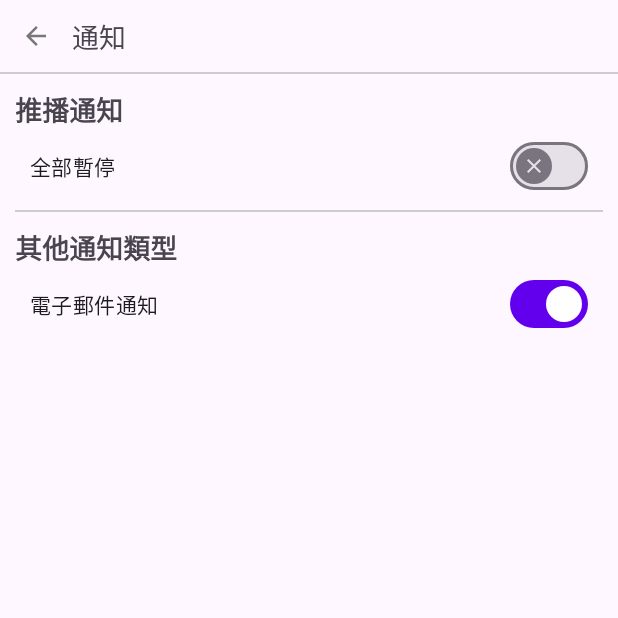
After one commit to Quuanna/MDCSubject, an Android app: the fragment NotificationSetFragment placed in its activity, on a phone screen of 412 x 824 dp, the top half of it. The commit adds this screen. Run offline under Robolectric (Android 15) with nearby library versions, the phone set to English and light mode, and no system bars.

Commit message:
1. 新增 Modal navigation drawer 、MaterialSwitch實作

```diff
--- a/app/build.gradle
+++ b/app/build.gradle
@@ -44,5 +44,5 @@ dependencies {
     androidTestImplementation 'androidx.test.ext:junit:1.1.3'
     androidTestImplementation 'androidx.test.espresso:espresso-core:3.4.0'
 
-    implementation("androidx.drawerlayout:drawerlayout:1.1.1")
+    implementation 'androidx.drawerlayout:drawerlayout:1.1.1'
 }
--- /dev/null
+++ b/app/src/main/java/com/anna/mdcsubject/ui/fragment/NotificationSetFragment.kt
@@ -0,0 +1,58 @@
+package com.anna.mdcsubject.ui.fragment
+
+import android.os.Bundle
+import android.view.LayoutInflater
+import android.view.View
+import android.view.ViewGroup
+import android.widget.Toast
+import androidx.appcompat.content.res.AppCompatResources
+import androidx.fragment.app.Fragment
+import com.anna.mdcsubject.NavigationHost
+import com.anna.mdcsubject.R
+import com.anna.mdcsubject.databinding.FragmentNotificationSettingBinding
+import com.anna.mdcsubject.databinding.FragmentProductCardsBinding
+
+class NotificationSetFragment: Fragment() {
+
+    private var _binding: FragmentNotificationSettingBinding? = null
+    private val binding  get() = _binding
+
+    override fun onCreateView(
+        inflater: LayoutInflater, container: ViewGroup?, savedInstanceState: Bundle?): View? {
+        _binding = FragmentNotificationSettingBinding.inflate(inflater, container, false)
+        return binding?.root
+    }
+
+    override fun onViewCreated(view: View, savedInstanceState: Bundle?) {
+        super.onViewCreated(view, savedInstanceState)
+
+        initView()
+    }
+
+    private fun initView() {
+        binding?.btnBack?.setOnClickListener {
+            (activity as NavigationHost).navigateTo(ProductCardsFragment(), false)
+        }
+
+
+        // 推播通知
+        binding?.switchPause?.setOnCheckedChangeListener{ _ , isChecked->
+            if (isChecked) {
+                // 開啟時
+                binding?.switchPause?.thumbIconDrawable=
+                    AppCompatResources.getDrawable(requireContext(), R.drawable.ic_check)
+            } else {
+                // 關閉時
+                binding?.switchPause?.thumbIconDrawable=
+                    AppCompatResources.getDrawable(requireContext(), R.drawable.ic_close)
+            }
+        }
+
+        // 電子郵件通知
+        binding?.switchEmail?.setOnCheckedChangeListener { _, isChecked ->
+            if (isChecked) {
+                Toast.makeText(requireContext(), "點擊電子郵件通知", Toast.LENGTH_SHORT).show()
+            }
+        }
+    }
+}
--- /dev/null
+++ b/app/src/main/res/drawable/ic_back.xml
@@ -0,0 +1,11 @@
+<vector xmlns:android="http://schemas.android.com/apk/res/android"
+    android:width="24dp"
+    android:height="24dp"
+    android:autoMirrored="true"
+    android:tint="#979797"
+    android:viewportWidth="24"
+    android:viewportHeight="24">
+    <path
+        android:fillColor="@android:color/white"
+        android:pathData="M20,11H7.83l5.59,-5.59L12,4l-8,8 8,8 1.41,-1.41L7.83,13H20v-2z" />
+</vector>
--- /dev/null
+++ b/app/src/main/res/drawable/ic_check.xml
@@ -0,0 +1,5 @@
+<vector android:height="24dp" android:tint="#979797"
+    android:viewportHeight="24" android:viewportWidth="24"
+    android:width="24dp" xmlns:android="http://schemas.android.com/apk/res/android">
+    <path android:fillColor="@android:color/white" android:pathData="M9,16.17L4.83,12l-1.42,1.41L9,19 21,7l-1.41,-1.41z"/>
+</vector>
--- /dev/null
+++ b/app/src/main/res/drawable/ic_info.xml
@@ -0,0 +1,5 @@
+<vector android:height="24dp" android:tint="#979797"
+    android:viewportHeight="24" android:viewportWidth="24"
+    android:width="24dp" xmlns:android="http://schemas.android.com/apk/res/android">
+    <path android:fillColor="@android:color/white" android:pathData="M12,2C6.48,2 2,6.48 2,12s4.48,10 10,10 10,-4.48 10,-10S17.52,2 12,2zM13,17h-2v-6h2v6zM13,9h-2L11,7h2v2z"/>
+</vector>
--- /dev/null
+++ b/app/src/main/res/drawable/ic_login.xml
@@ -0,0 +1,5 @@
+<vector android:autoMirrored="true" android:height="24dp"
+    android:tint="#979797" android:viewportHeight="24"
+    android:viewportWidth="24" android:width="24dp" xmlns:android="http://schemas.android.com/apk/res/android">
+    <path android:fillColor="@android:color/white" android:pathData="M11,7L9.6,8.4l2.6,2.6H2v2h10.2l-2.6,2.6L11,17l5,-5L11,7zM20,19h-8v2h8c1.1,0 2,-0.9 2,-2V5c0,-1.1 -0.9,-2 -2,-2h-8v2h8V19z"/>
+</vector>
--- /dev/null
+++ b/app/src/main/res/drawable/ic_notifications.xml
@@ -0,0 +1,5 @@
+<vector android:height="24dp" android:tint="#979797"
+    android:viewportHeight="24" android:viewportWidth="24"
+    android:width="24dp" xmlns:android="http://schemas.android.com/apk/res/android">
+    <path android:fillColor="@android:color/white" android:pathData="M12,2C6.48,2 2,6.48 2,12s4.48,10 10,10 10,-4.48 10,-10S17.52,2 12,2zM12,18.5c-0.83,0 -1.5,-0.67 -1.5,-1.5h3c0,0.83 -0.67,1.5 -1.5,1.5zM17,16L7,16v-1l1,-1v-2.61C8,9.27 9.03,7.47 11,7v-0.5c0,-0.57 0.43,-1 1,-1s1,0.43 1,1L13,7c1.97,0.47 3,2.28 3,4.39L16,14l1,1v1z"/>
+</vector>
--- /dev/null
+++ b/app/src/main/res/layout/fragment_notification_setting.xml
@@ -0,0 +1,96 @@
+<?xml version="1.0" encoding="utf-8"?>
+<androidx.constraintlayout.widget.ConstraintLayout xmlns:android="http://schemas.android.com/apk/res/android"
+    xmlns:app="http://schemas.android.com/apk/res-auto"
+    android:layout_width="match_parent"
+    android:layout_height="match_parent">
+
+
+    <com.google.android.material.button.MaterialButton
+        android:id="@+id/btn_back"
+        style="@style/Widget.Material3.Button.IconButton"
+        android:layout_width="wrap_content"
+        android:layout_height="wrap_content"
+        app:icon="@drawable/ic_back"
+        app:iconTint="@color/dark_gray"
+        app:layout_constraintStart_toStartOf="parent"
+        app:layout_constraintTop_toTopOf="parent" />
+
+    <TextView
+        android:id="@+id/tv_title"
+        android:layout_width="wrap_content"
+        android:layout_height="wrap_content"
+        android:text="通知"
+        android:textSize="18dp"
+        app:layout_constraintBottom_toBottomOf="@id/btn_back"
+        app:layout_constraintStart_toEndOf="@id/btn_back"
+        app:layout_constraintTop_toTopOf="@id/btn_back" />
+
+    <com.google.android.material.divider.MaterialDivider
+        android:id="@+id/divider"
+        android:layout_width="match_parent"
+        android:layout_height="wrap_content"
+        android:layout_marginTop="10dp"
+        app:dividerColor="@color/gray"
+        app:layout_constraintTop_toBottomOf="@id/tv_title" />
+
+    <!--推播通知-->
+    <TextView
+        android:id="@+id/tv_notification"
+        android:layout_width="wrap_content"
+        android:layout_height="wrap_content"
+        android:layout_margin="10dp"
+        android:text="推播通知"
+        android:textSize="18dp"
+        android:textStyle="bold"
+        app:layout_constraintStart_toStartOf="parent"
+        app:layout_constraintTop_toBottomOf="@id/divider" />
+
+    <com.google.android.material.materialswitch.MaterialSwitch
+        android:id="@+id/switch_pause"
+        android:layout_width="match_parent"
+        android:layout_height="wrap_content"
+        android:layout_marginHorizontal="20dp"
+        android:text="全部暫停"
+        app:layout_constraintEnd_toEndOf="parent"
+        app:layout_constraintStart_toStartOf="parent"
+        app:layout_constraintTop_toBottomOf="@id/tv_notification"
+        app:thumbIcon="@drawable/ic_close" />
+
+
+    <com.google.android.material.divider.MaterialDivider
+        android:id="@+id/divider2"
+        android:layout_width="match_parent"
+        android:layout_height="wrap_content"
+        android:layout_marginTop="5dp"
+        app:dividerColor="@color/gray"
+        app:dividerInsetEnd="10dp"
+        app:dividerInsetStart="10dp"
+        app:layout_constraintStart_toStartOf="parent"
+        app:layout_constraintTop_toBottomOf="@id/switch_pause" />
+
+
+    <!--其他通知類型-->
+    <TextView
+        android:id="@+id/tv_notification_other"
+        android:layout_width="wrap_content"
+        android:layout_height="wrap_content"
+        android:layout_margin="10dp"
+        android:text="其他通知類型"
+        android:textSize="18dp"
+        android:textStyle="bold"
+        app:layout_constraintStart_toStartOf="parent"
+        app:layout_constraintTop_toBottomOf="@id/divider2" />
+
+    <com.google.android.material.materialswitch.MaterialSwitch
+        android:id="@+id/switch_email"
+        android:layout_width="match_parent"
+        android:layout_height="wrap_content"
+        android:layout_marginHorizontal="20dp"
+        android:checked="true"
+        android:text="電子郵件通知"
+        app:layout_constraintEnd_toEndOf="parent"
+        app:layout_constraintStart_toStartOf="parent"
+        app:layout_constraintTop_toBottomOf="@id/tv_notification_other" />
+
+
+</androidx.constraintlayout.widget.ConstraintLayout>
```
Also changed, not shown: app/src/main/java/com/anna/mdcsubject/ui/fragment/ProductCardsFragment.kt (+56 -15 lines), app/src/main/res/layout/fragment_product_cards.xml (+22 -4 lines), app/src/main/res/layout/header_navigation_drawer.xml (added, +38 -0 lines), app/src/main/res/menu/item_navigation_drawer.xml (added, +50 -0 lines).
